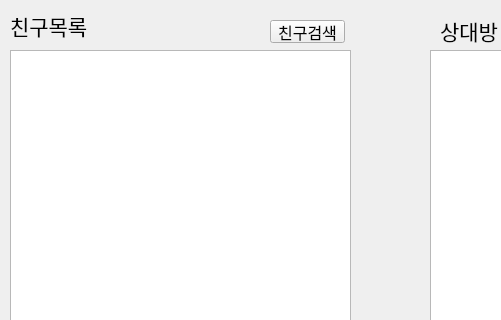
Before: the Qt Designer form test.ui in as12sd23/Network2, drawn with Qt 5; both pictures show x 0 to 501 and y 0 to 320 of the 1006 by 825 pixel window.
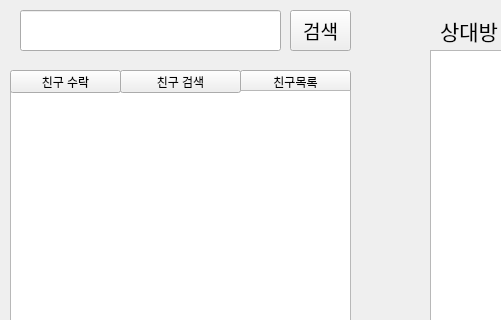
After: the same form once the commit is applied.

The edit to the form file:
```diff
--- a/test.ui
+++ b/test.ui
@@ -71,42 +71,23 @@
     <string>채팅 전송</string>
    </property>
   </widget>
-  <widget class="QLabel" name="label">
-   <property name="geometry">
-    <rect>
-     <x>10</x>
-     <y>10</y>
-     <width>101</width>
-     <height>31</height>
-    </rect>
-   </property>
-   <property name="font">
-    <font>
-     <family>Agency FB</family>
-     <pointsize>16</pointsize>
-    </font>
-   </property>
-   <property name="text">
-    <string>친구목록</string>
-   </property>
-  </widget>
   <widget class="QPushButton" name="Friend_Button">
    <property name="geometry">
     <rect>
-     <x>270</x>
-     <y>20</y>
-     <width>75</width>
+     <x>240</x>
+     <y>70</y>
+     <width>111</width>
      <height>23</height>
     </rect>
    </property>
    <property name="font">
     <font>
-     <family>Agency FB</family>
-     <pointsize>12</pointsize>
+     <family>Arial</family>
+     <pointsize>9</pointsize>
     </font>
    </property>
    <property name="text">
-    <string>친구검색</string>
+    <string>친구목록</string>
    </property>
   </widget>
   <widget class="QLabel" name="label_2">
@@ -132,9 +113,64 @@
    <property name="geometry">
     <rect>
      <x>10</x>
-     <y>50</y>
+     <y>90</y>
      <width>341</width>
-     <height>761</height>
+     <height>721</height>
+    </rect>
+   </property>
+  </widget>
+  <widget class="QPushButton" name="Friend_Accept_Button">
+   <property name="geometry">
+    <rect>
+     <x>10</x>
+     <y>70</y>
+     <width>111</width>
+     <height>23</height>
+    </rect>
+   </property>
+   <property name="text">
+    <string>친구 수락</string>
+   </property>
+  </widget>
+  <widget class="QPushButton" name="Friend_Search_Button">
+   <property name="geometry">
+    <rect>
+     <x>120</x>
+     <y>70</y>
+     <width>121</width>
+     <height>23</height>
+    </rect>
+   </property>
+   <property name="text">
+    <string>친구 검색</string>
+   </property>
+  </widget>
+  <widget class="QPushButton" name="Friend_Name_Button">
+   <property name="geometry">
+    <rect>
+     <x>290</x>
+     <y>10</y>
+     <width>61</width>
+     <height>41</height>
+    </rect>
+   </property>
+   <property name="font">
+    <font>
+     <family>Agency FB</family>
+     <pointsize>14</pointsize>
+    </font>
+   </property>
+   <property name="text">
+    <string>검색</string>
+   </property>
+  </widget>
+  <widget class="QLineEdit" name="Friend_Name_Edit">
+   <property name="geometry">
+    <rect>
+     <x>20</x>
+     <y>10</y>
+     <width>261</width>
+     <height>41</height>
     </rect>
    </property>
   </widget>
```
